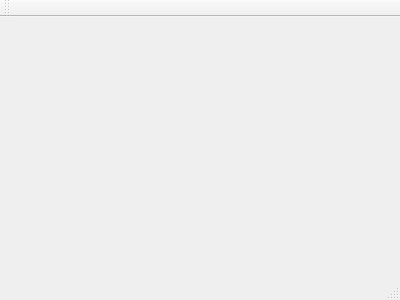
Qt form App/MainWindow.ui (KangLin/LunarCalendar) before a commit.
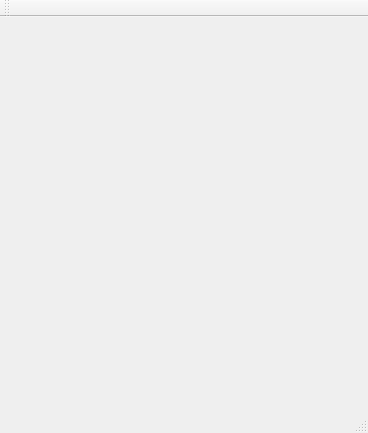
The same form after that commit. Icons and pictures are not drawn.

Commit message: Modify mainwindow size

The edit to the form file:
```diff
--- a/App/MainWindow.ui
+++ b/App/MainWindow.ui
@@ -6,8 +6,8 @@
    <rect>
     <x>0</x>
     <y>0</y>
-    <width>400</width>
-    <height>300</height>
+    <width>368</width>
+    <height>433</height>
    </rect>
   </property>
   <property name="windowTitle">
```
Left out of the diff: 2 changed lines with no effect on the pictures. The commit also changes 1 other file.
